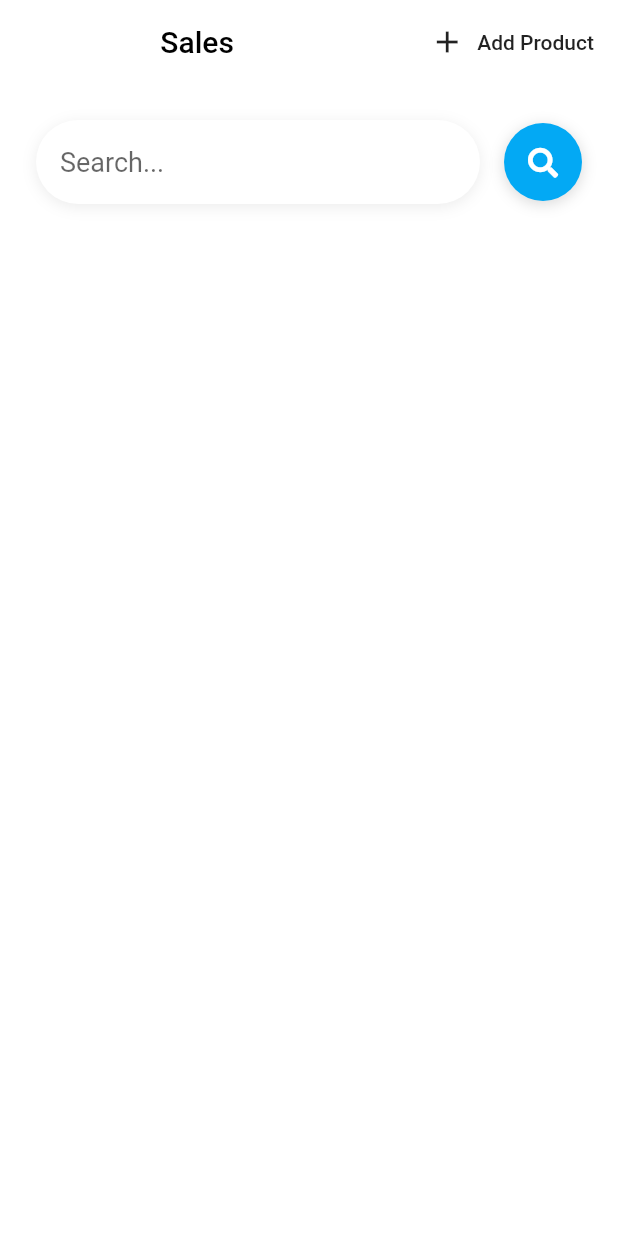
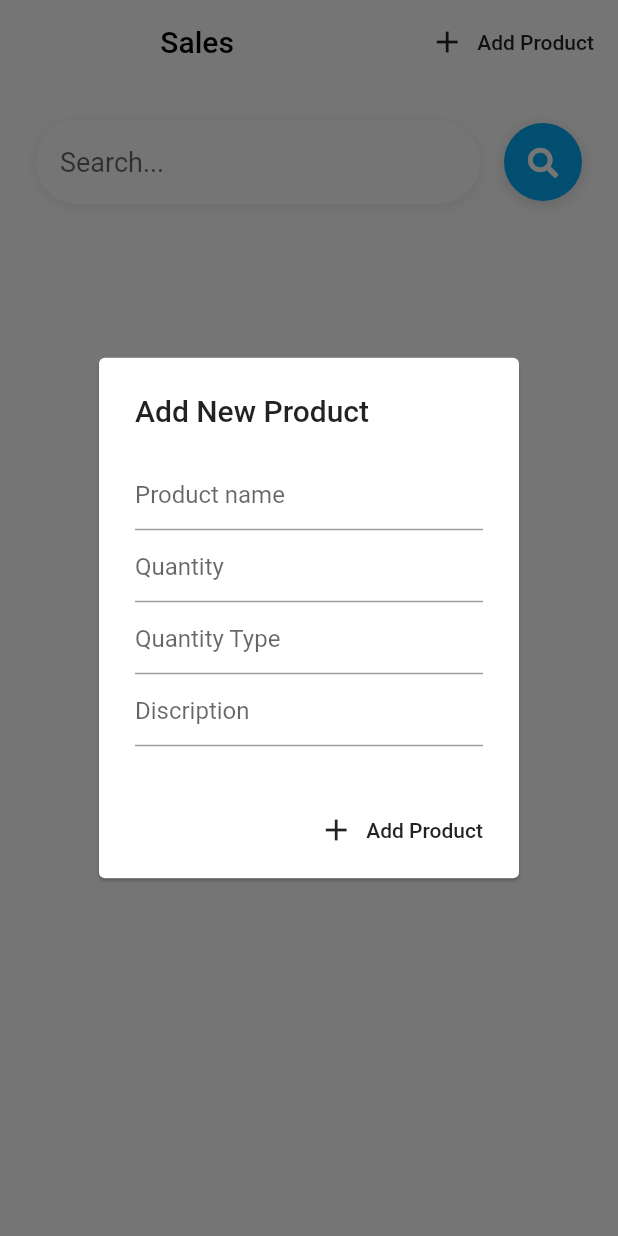
Before and after one commit to santoshakil/total_buisness, a Flutter app: the Sales screen opened directly, after a tap on "Add Product", on a phone screen of 412 x 824 dp. Run offline on Flutter 3.47's test engine with Material 2 defaults, Android fonts, the phone set to English and light mode, and no system bars; our stand-ins replace firebase_auth, flutter_spinkit, font_awesome_flutter, sqflite; accounts and stored records are empty.

Commit message:
first commit

```diff
--- a/lib/screens/sales/sales.dart
+++ b/lib/screens/sales/sales.dart
@@ -1,9 +1,9 @@
+import 'package:total_buisness/screens/sales/widgets/add_product.dart';
 import 'package:total_buisness/screens/sales/widgets/search_bar.dart';
-import 'package:total_buisness/services/auth.dart';
 import 'package:flutter/material.dart';
 
 class Sales extends StatelessWidget {
-  final AuthService _auth = AuthService();
+  //final AuthService _auth = AuthService();
 
   @override
   Widget build(BuildContext context) {
@@ -22,7 +22,15 @@ class Sales extends StatelessWidget {
             FlatButton.icon(
               icon: Icon(Icons.add),
               label: Text('Add Product'),
-              onPressed: () {},
+              onPressed: () {
+                showDialog(
+                  useSafeArea: true,
+                  context: context,
+                  builder: (BuildContext contex) {
+                    return addProduct();
+                  },
+                );
+              },
             ),
           ],
         ),
--- a/lib/screens/sales/widgets/add_product.dart
+++ b/lib/screens/sales/widgets/add_product.dart
@@ -2,14 +2,33 @@ import 'package:flutter/material.dart';
 
 Widget addProduct() {
   return AlertDialog(
+    insetPadding: EdgeInsets.all(16.0),
     elevation: 1.0,
     backgroundColor: Colors.white,
-    scrollable: true,
     title: Text('Add New Product'),
-    content: Stack(
+    content: Column(
+      mainAxisSize: MainAxisSize.min,
       children: [
-        Text('Product Name'),
+        TextField(
+          decoration: InputDecoration(hintText: 'Product name'),
+        ),
+        TextField(
+          decoration: InputDecoration(hintText: 'Quantity'),
+        ),
+        TextField(
+          decoration: InputDecoration(hintText: 'Quantity Type'),
+        ),
+        TextField(
+          decoration: InputDecoration(hintText: 'Discription'),
+        ),
       ],
     ),
+    actions: [
+      FlatButton.icon(
+        label: Text('Add Product'),
+        icon: Icon(Icons.add),
+        onPressed: () {},
+      ),
+    ],
   );
 }
```
